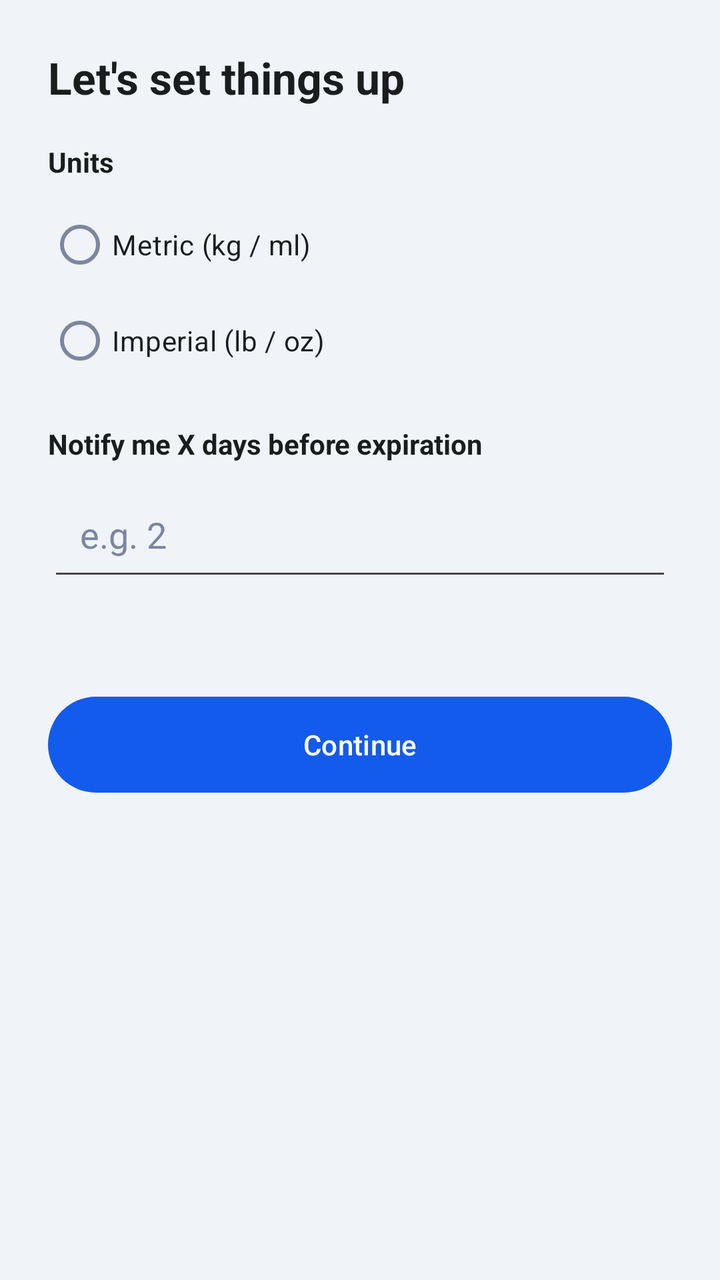
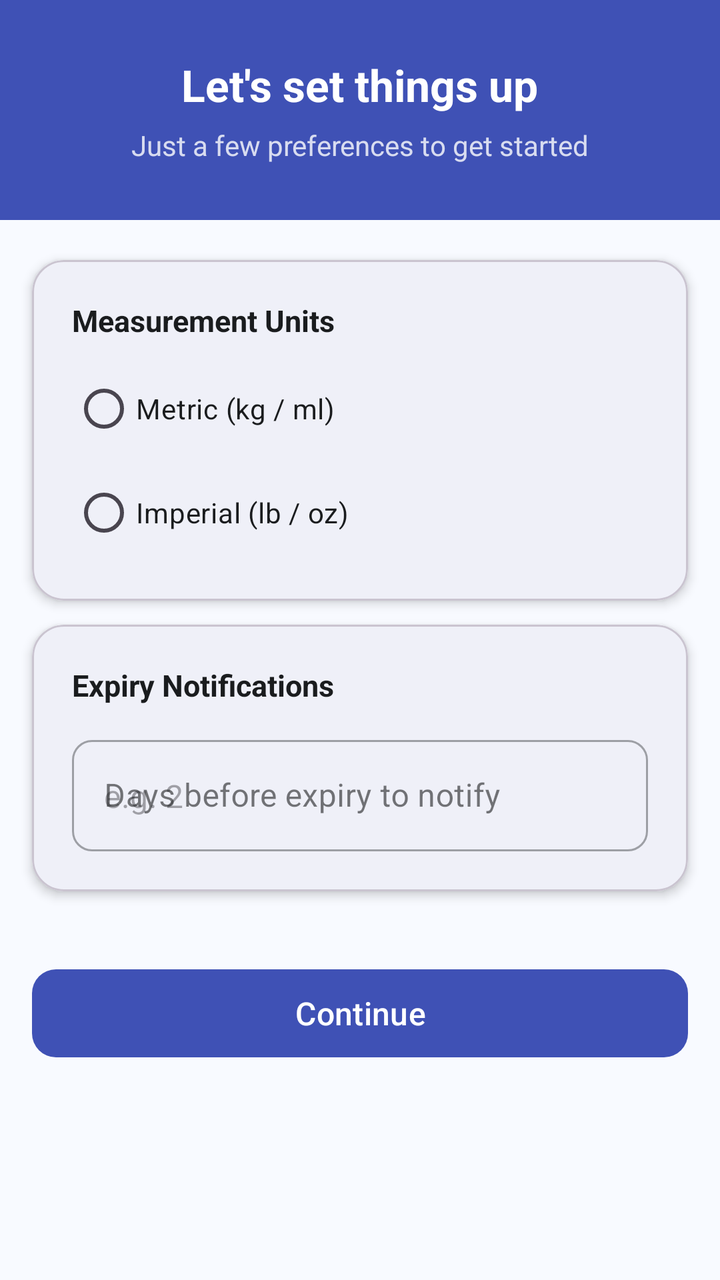

Two renders of the same Android screen: before a commit and after it. Below are the layout's source before the change and the commit's diff.
<!-- AndroidManifest.xml: application theme Theme.MyFridge -->
<!-- res/layout/activity_onboarding.xml -->
<?xml version="1.0" encoding="utf-8"?>
<ScrollView xmlns:android="http://schemas.android.com/apk/res/android"
    xmlns:app="http://schemas.android.com/apk/res-auto"
    android:layout_width="match_parent"
    android:layout_height="match_parent"
    android:fillViewport="true"
    android:background="?android:attr/windowBackground">

    <LinearLayout
        android:layout_width="match_parent"
        android:layout_height="wrap_content"
        android:orientation="vertical"
        android:padding="24dp">

        <TextView
            android:id="@+id/txt_onboarding_title"
            android:layout_width="match_parent"
            android:layout_height="wrap_content"
            android:text="Let's set things up"
            android:textSize="22sp"
            android:textStyle="bold"
            android:textColor="?attr/colorOnSurface"
            android:layout_marginBottom="18dp" />

        <TextView
            android:layout_width="match_parent"
            android:layout_height="wrap_content"
            android:text="Units"
            android:textStyle="bold"
            android:textColor="?attr/colorOnSurface" />

        <RadioGroup
            android:id="@+id/rg_units"
            android:layout_width="match_parent"
            android:layout_height="wrap_content"
            android:orientation="vertical"
            android:layout_marginTop="8dp"
            android:layout_marginBottom="18dp">

            <RadioButton
                android:id="@+id/rb_metric"
                android:layout_width="match_parent"
                android:layout_height="wrap_content"
                android:text="Metric (kg / ml)"
                android:textColor="?attr/colorOnSurface"
                android:tag="metric" />

            <RadioButton
                android:id="@+id/rb_imperial"
                android:layout_width="match_parent"
                android:layout_height="wrap_content"
                android:text="Imperial (lb / oz)"
                android:textColor="?attr/colorOnSurface"
                android:tag="imperial" />
        </RadioGroup>

        <TextView
            android:layout_width="match_parent"
            android:layout_height="wrap_content"
            android:text="Notify me X days before expiration"
            android:textStyle="bold"
            android:textColor="?attr/colorOnSurface" />

        <EditText
            android:id="@+id/et_days_before_expire"
            android:layout_width="match_parent"
            android:layout_height="56dp"
            android:layout_marginTop="8dp"
            android:hint="e.g. 2"
            android:inputType="number"
            android:padding="16dp"
            android:textColor="?attr/colorOnSurface"
            android:textColorHint="@color/text_gray" />

        <TextView
            android:id="@+id/tv_onboarding_error"
            android:layout_width="match_parent"
            android:layout_height="wrap_content"
            android:textColor="#FF0000"
            android:layout_marginTop="12dp" />

        <com.google.android.material.button.MaterialButton
            android:id="@+id/btn_save_onboarding"
            android:layout_width="match_parent"
            android:layout_height="56dp"
            android:text="Continue"
            android:textAllCaps="false"
            android:layout_marginTop="18dp"
            app:backgroundTint="@color/primary_blue"
            android:textColor="@android:color/white" />

    </LinearLayout>
</ScrollView>
<!-- resources referenced by this layout -->
<resources>
  <color name="primary_blue">#135BEC</color>
  <color name="text_gray">#7C86A1</color>
  <style name="Theme.MyFridge" parent="Base.Theme.MyFridge" />
  <style name="Base.Theme.MyFridge" parent="Theme.Material3.DayNight.NoActionBar">
          
          <item name="colorPrimary">@color/navy_blue</item>
          <item name="colorOnPrimary">@color/white</item>
          <item name="colorPrimaryContainer">@color/accent_blue</item>
          <item name="colorOnPrimaryContainer">@color/white</item>
  
          
          <item name="colorSecondary">@color/deep_blue</item>
          <item name="colorOnSecondary">@color/white</item>
  
          
          <item name="colorError">@color/red_main</item>
          <item name="colorOnError">@color/white</item>
          <item name="colorErrorContainer">@color/red_light</item>
          <item name="colorOnErrorContainer">@color/red_dark</item>
  
          
          <item name="android:windowBackground">@color/light_blue_bg</item>
          <item name="colorSurface">@color/white</item>
          <item name="colorOnSurface">@color/text_dark</item>
          <item name="colorSurfaceVariant">@color/light_blue_bg</item>
          <item name="colorOnSurfaceVariant">@color/text_gray</item>
  
          
          <item name="android:statusBarColor">@color/navy_blue</item>
          <item name="android:windowLightStatusBar" tools:targetApi="m">false</item>
      </style>
  <color name="navy_blue">#001B3D</color>
  <color name="white">#FFFFFFFF</color>
  <color name="accent_blue">#3D8BFF</color>
  <color name="deep_blue">#001229</color>
  <color name="red_main">#D32F2F</color>
  <color name="red_light">#FFEBEE</color>
  <color name="red_dark">#B71C1C</color>
  <color name="light_blue_bg">#F0F4F8</color>
  <color name="text_dark">#1A1C1E</color>
</resources>

<!-- the commit's change to res/layout/activity_onboarding.xml (unified diff, before → after) -->
@@ -3,91 +3,168 @@
     xmlns:app="http://schemas.android.com/apk/res-auto"
     android:layout_width="match_parent"
     android:layout_height="match_parent"
-    android:fillViewport="true"
-    android:background="?android:attr/windowBackground">
+    android:background="@color/light_blue_bg"
+    android:fillViewport="true">
 
     <LinearLayout
         android:layout_width="match_parent"
         android:layout_height="wrap_content"
-        android:orientation="vertical"
-        android:padding="24dp">
+        android:orientation="vertical">
 
-        <TextView
-            android:id="@+id/txt_onboarding_title"
+        
+        <LinearLayout
+            android:layout_width="match_parent"
+            android:layout_height="110dp"
+            android:background="@color/primary_blue"
+            android:gravity="center"
+            android:orientation="vertical">
+
+            <TextView
+                android:id="@+id/txt_onboarding_title"
+                android:layout_width="wrap_content"
+                android:layout_height="wrap_content"
+                android:text="Let's set things up"
+                android:textColor="@color/white"
+                android:textSize="22sp"
+                android:textStyle="bold" />
+
+            <TextView
+                android:layout_width="wrap_content"
+                android:layout_height="wrap_content"
+                android:layout_marginTop="6dp"
+                android:text="Just a few preferences to get started"
+                android:textColor="#CCFFFFFF"
+                android:textSize="14sp" />
+
+        </LinearLayout>
+
+        
+        <com.google.android.material.card.MaterialCardView
             android:layout_width="match_parent"
             android:layout_height="wrap_content"
-            android:text="Let's set things up"
-            android:textSize="22sp"
-            android:textStyle="bold"
-            android:textColor="?attr/colorOnSurface"
-            android:layout_marginBottom="18dp" />
+            android:layout_marginStart="16dp"
+            android:layout_marginTop="20dp"
+            android:layout_marginEnd="16dp"
+            app:cardBackgroundColor="@color/white"
+            app:cardCornerRadius="16dp"
+            app:cardElevation="3dp">
 
-        <TextView
+            <LinearLayout
+                android:layout_width="match_parent"
+                android:layout_height="wrap_content"
+                android:orientation="vertical"
+                android:padding="20dp">
+
+                <TextView
+                    android:layout_width="wrap_content"
+                    android:layout_height="wrap_content"
+                    android:text="Measurement Units"
+                    android:textColor="@color/text_dark"
+                    android:textSize="15sp"
+                    android:textStyle="bold" />
+
+                <RadioGroup
+                    android:id="@+id/rg_units"
+                    android:layout_width="match_parent"
+                    android:layout_height="wrap_content"
+                    android:layout_marginTop="10dp"
+                    android:orientation="vertical">
+
+                    <RadioButton
+                        android:id="@+id/rb_metric"
+                        android:layout_width="match_parent"
+                        android:layout_height="wrap_content"
+                        android:tag="metric"
+                        android:text="Metric (kg / ml)"
+                        android:textColor="@color/text_dark" />
+
+                    <RadioButton
+                        android:id="@+id/rb_imperial"
+                        android:layout_width="match_parent"
+                        android:layout_height="wrap_content"
+                        android:layout_marginTop="4dp"
+                        android:tag="imperial"
+                        android:text="Imperial (lb / oz)"
+                        android:textColor="@color/text_dark" />
+
+                </RadioGroup>
+
+            </LinearLayout>
+
+        </com.google.android.material.card.MaterialCardView>
+
+        
+        <com.google.android.material.card.MaterialCardView
             android:layout_width="match_parent"
             android:layout_height="wrap_content"
-            android:text="Units"
-            android:textStyle="bold"
-            android:textColor="?attr/colorOnSurface" />
+            android:layout_marginStart="16dp"
+            android:layout_marginTop="12dp"
+            android:layout_marginEnd="16dp"
+            app:cardBackgroundColor="@color/white"
+            app:cardCornerRadius="16dp"
+            app:cardElevation="3dp">
 
-        <RadioGroup
-            android:id="@+id/rg_units"
-            android:layout_width="match_parent"
-            android:layout_height="wrap_content"
-            android:orientation="vertical"
-            android:layout_marginTop="8dp"
-            android:layout_marginBottom="18dp">
-
-            <RadioButton
-                android:id="@+id/rb_metric"
+            <LinearLayout
                 android:layout_width="match_parent"
                 android:layout_height="wrap_content"
-                android:text="Metric (kg / ml)"
-                android:textColor="?attr/colorOnSurface"
-                android:tag="metric" />
+                android:orientation="vertical"
+                android:padding="20dp">
 
-            <RadioButton
-                android:id="@+id/rb_imperial"
-                android:layout_width="match_parent"
-                android:layout_height="wrap_content"
-                android:text="Imperial (lb / oz)"
-                android:textColor="?attr/colorOnSurface"
-                android:tag="imperial" />
-        </RadioGroup>
+                <TextView
+                    android:layout_width="wrap_content"
+                    android:layout_height="wrap_content"
+                    android:text="Expiry Notifications"
+                    android:textColor="@color/text_dark"
+                    android:textSize="15sp"
+                    android:textStyle="bold" />
 
-        <TextView
-            android:layout_width="match_parent"
-            android:layout_height="wrap_content"
-            android:text="Notify me X days before expiration"
-            android:textStyle="bold"
-            android:textColor="?attr/colorOnSurface" />
+                <com.google.android.material.textfield.TextInputLayout
+                    android:layout_width="match_parent"
+                    android:layout_height="wrap_content"
+                    android:layout_marginTop="12dp"
+                    android:hint="Days before expiry to notify"
+                    style="@style/Widget.MaterialComponents.TextInputLayout.OutlinedBox"
+                    app:boxCornerRadiusTopStart="10dp"
+                    app:boxCornerRadiusTopEnd="10dp"
+                    app:boxCornerRadiusBottomStart="10dp"
+                    app:boxCornerRadiusBottomEnd="10dp">
 
-        <EditText
-            android:id="@+id/et_days_before_expire"
-            android:layout_width="match_parent"
-            android:layout_height="56dp"
-            android:layout_marginTop="8dp"
-            android:hint="e.g. 2"
-            android:inputType="number"
-            android:padding="16dp"
-            android:textColor="?attr/colorOnSurface"
-            android:textColorHint="@color/text_gray" />
+                    <com.google.android.material.textfield.TextInputEditText
+                        android:id="@+id/et_days_before_expire"
+                        android:layout_width="match_parent"
+                        android:layout_height="wrap_content"
+                        android:hint="e.g. 2"
+                        android:inputType="number"
+                        android:maxLines="1" />
+
+                </com.google.android.material.textfield.TextInputLayout>
+
+            </LinearLayout>
+
+        </com.google.android.material.card.MaterialCardView>
 
         <TextView
             android:id="@+id/tv_onboarding_error"
             android:layout_width="match_parent"
             android:layout_height="wrap_content"
-            android:textColor="#FF0000"
-            android:layout_marginTop="12dp" />
+            android:layout_marginStart="20dp"
+            android:layout_marginTop="8dp"
+            android:layout_marginEnd="20dp"
+            android:textColor="@color/red_main"
+            android:textSize="14sp" />
 
         <com.google.android.material.button.MaterialButton
             android:id="@+id/btn_save_onboarding"
             android:layout_width="match_parent"
-            android:layout_height="56dp"
+            android:layout_height="52dp"
+            android:layout_marginStart="16dp"
+            android:layout_marginTop="8dp"
+            android:layout_marginEnd="16dp"
+            android:layout_marginBottom="32dp"
             android:text="Continue"
-            android:textAllCaps="false"
-            android:layout_marginTop="18dp"
-            app:backgroundTint="@color/primary_blue"
-            android:textColor="@android:color/white" />
+            android:textSize="16sp"
+            app:cornerRadius="12dp" />
 
     </LinearLayout>
+
 </ScrollView>
<!-- resource entries referenced after the edit -->
@@ -1,13 +1,12 @@
 <!-- resources referenced by this layout -->
 <resources>
-  <color name="primary_blue">#135BEC</color>
-  <color name="text_gray">#7C86A1</color>
+  <color name="primary_blue">#3F51B5</color>
   <style name="Theme.MyFridge" parent="Base.Theme.MyFridge" />
-  <style name="Base.Theme.MyFridge" parent="Theme.Material3.DayNight.NoActionBar">
+  <style name="Base.Theme.MyFridge" parent="Theme.Material3.Light.NoActionBar">
           
-          <item name="colorPrimary">@color/navy_blue</item>
+          <item name="colorPrimary">@color/primary_blue</item>
           <item name="colorOnPrimary">@color/white</item>
-          <item name="colorPrimaryContainer">@color/accent_blue</item>
+          <item name="colorPrimaryContainer">@color/navy_blue</item>
           <item name="colorOnPrimaryContainer">@color/white</item>
   
           
@@ -15,30 +14,19 @@
           <item name="colorOnSecondary">@color/white</item>
   
           
-          <item name="colorError">@color/red_main</item>
-          <item name="colorOnError">@color/white</item>
-          <item name="colorErrorContainer">@color/red_light</item>
-          <item name="colorOnErrorContainer">@color/red_dark</item>
-  
-          
           <item name="android:windowBackground">@color/light_blue_bg</item>
           <item name="colorSurface">@color/white</item>
           <item name="colorOnSurface">@color/text_dark</item>
-          <item name="colorSurfaceVariant">@color/light_blue_bg</item>
-          <item name="colorOnSurfaceVariant">@color/text_gray</item>
   
           
           <item name="android:statusBarColor">@color/navy_blue</item>
           <item name="android:windowLightStatusBar" tools:targetApi="m">false</item>
       </style>
-  <color name="navy_blue">#001B3D</color>
+  <color name="navy_blue">#3F51B5</color>
   <color name="white">#FFFFFFFF</color>
-  <color name="accent_blue">#3D8BFF</color>
-  <color name="deep_blue">#001229</color>
-  <color name="red_main">#D32F2F</color>
-  <color name="red_light">#FFEBEE</color>
-  <color name="red_dark">#B71C1C</color>
-  <color name="light_blue_bg">#F0F4F8</color>
+  <color name="deep_blue">#303F9F</color>
+  <color name="red_main">#FF4B4B</color>
+  <color name="light_blue_bg">#F8FAFF</color>
   <color name="text_dark">#1A1C1E</color>
 </resources>
 
